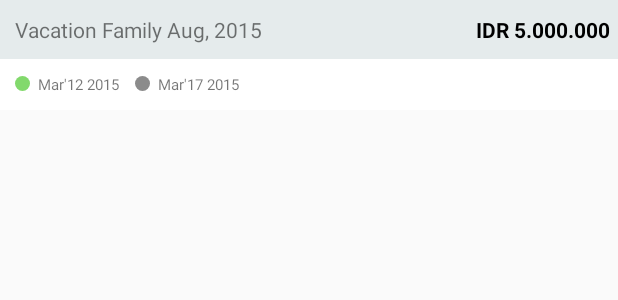
After one commit to acan12/mopay, an Android app: the layout activity_timeline.xml on its own in the app's theme, with its tools: preview values and no code run, on a phone screen of 412 x 824 dp. The commit adds this screen. Shown: the top 300 px of the screen. Run offline under Robolectric (Android 15) with nearby library versions, the phone set to English and light mode, and no system bars; plain views replace BootstrapButton.

Commit message:
update activity for launch layout

```diff
--- a/app/src/main/java/app/beelabs/com/mopay/App.kt
+++ b/app/src/main/java/app/beelabs/com/mopay/App.kt
@@ -18,7 +18,6 @@ class App : BaseApp() {
     override fun onCreate() {
         super.onCreate()
         setupBuilder(DaggerAppComponent.builder(), this)
-        setupDefaultFont("")
-
+        setupDefaultFont("font/SF-Pro-Display-Black.otf")
     }
 }
--- a/app/src/main/java/app/beelabs/com/mopay/ui/activity/product/CheckoutProduct.kt
+++ b/app/src/main/java/app/beelabs/com/mopay/ui/activity/product/CheckoutProduct.kt
@@ -1,14 +1,13 @@
 package app.beelabs.com.mopay.ui.activity.product
 
 import android.os.Bundle
-import android.os.PersistableBundle
 import app.beelabs.com.codebase.base.BaseActivity
 import app.beelabs.com.mopay.R
 
 class CheckoutProduct : BaseActivity() {
 
-    override fun onCreate(savedInstanceState: Bundle?, persistentState: PersistableBundle?) {
-        super.onCreate(savedInstanceState, persistentState)
+    override fun onCreate(savedInstanceState: Bundle?) {
+        super.onCreate(savedInstanceState)
         setContentView(R.layout.activity_checkout_product)
     }
 }
--- a/app/src/main/java/app/beelabs/com/mopay/ui/activity/product/ScanQRActivity.kt
+++ b/app/src/main/java/app/beelabs/com/mopay/ui/activity/product/ScanQRActivity.kt
@@ -7,8 +7,8 @@ import app.beelabs.com.mopay.R
 
 class ScanQRActivity : BaseActivity() {
 
-    override fun onCreate(savedInstanceState: Bundle?, persistentState: PersistableBundle?) {
-        super.onCreate(savedInstanceState, persistentState)
+    override fun onCreate(savedInstanceState: Bundle?) {
+        super.onCreate(savedInstanceState)
         setContentView(R.layout.activity_scanqr_activity)
     }
 }
--- /dev/null
+++ b/app/src/main/res/drawable/circle_green.xml
@@ -0,0 +1,13 @@
+<?xml version="1.0" encoding="utf-8"?>
+<shape
+        xmlns:android="http://schemas.android.com/apk/res/android"
+        android:shape="oval">
+
+    <solid
+            android:color="@color/green"/>
+
+    <size
+            android:width="120dp"
+            android:height="120dp"/>
+
+</shape>
--- /dev/null
+++ b/app/src/main/res/drawable/circle_grey.xml
@@ -0,0 +1,13 @@
+<?xml version="1.0" encoding="utf-8"?>
+<shape
+        xmlns:android="http://schemas.android.com/apk/res/android"
+        android:shape="oval">
+
+    <solid
+            android:color="@color/grey"/>
+
+    <size
+            android:width="120dp"
+            android:height="120dp"/>
+
+</shape>
--- /dev/null
+++ b/app/src/main/res/layout/activity_timeline.xml
@@ -0,0 +1,89 @@
+<LinearLayout xmlns:android="http://schemas.android.com/apk/res/android"
+              android:layout_width="match_parent"
+              android:layout_height="match_parent"
+              android:orientation="vertical">
+
+
+    <!-- header1-->
+    <LinearLayout
+            android:layout_width="match_parent"
+            android:layout_height="wrap_content"
+            android:background="@color/timeline_background"
+            android:paddingBottom="10dp"
+            android:paddingTop="10dp">
+
+        <TextView
+                android:layout_width="wrap_content"
+                android:layout_height="wrap_content"
+                android:layout_marginLeft="10dp"
+                android:text="Vacation Family Aug, 2015"
+                android:textSize="14sp"/>
+
+        <TextView
+                android:layout_width="fill_parent"
+                android:layout_height="wrap_content"
+                android:gravity="right"
+                android:paddingRight="5dp"
+                android:text="IDR 5.000.000"
+                android:textColor="#000"
+                android:textSize="14sp"
+                android:textStyle="bold"/>
+
+    </LinearLayout>
+
+
+    <!-- header2-->
+    <LinearLayout
+            android:layout_width="match_parent"
+            android:layout_height="wrap_content"
+            android:background="@android:color/white"
+            android:orientation="horizontal"
+            android:padding="10dp">
+
+
+        <View
+                android:layout_width="10dp"
+                android:layout_height="10dp"
+                android:layout_marginTop="1dp"
+                android:background="@drawable/circle_green"/>
+
+
+        <TextView
+                android:layout_width="wrap_content"
+                android:layout_height="wrap_content"
+                android:layout_marginLeft="5dp"
+                android:text="Mar'12 2015"
+                android:textSize="10sp"/>
+
+        <View
+                android:layout_width="10dp"
+                android:layout_height="10dp"
+                android:layout_marginLeft="10dp"
+                android:layout_marginTop="1dp"
+                android:background="@drawable/circle_grey"/>
+
+
+        <TextView
+                android:layout_width="wrap_content"
+                android:layout_height="wrap_content"
+                android:layout_marginLeft="5dp"
+                android:text="Mar'17 2015"
+                android:textSize="10sp"/>
+    </LinearLayout>
+    <!-- end -->
+
+    <!--<com.beardedhen.androidbootstrap.BootstrapButton-->
+    <!--android:id="@+id/reserve_button"-->
+    <!--android:layout_width="fill_parent"-->
+    <!--android:layout_height="50dp"-->
+    <!--android:text="RSVP"-->
+    <!--android:layout_margin="10dp"-->
+    <!--app:bootstrapBrand="success"-->
+    <!--app:bootstrapSize="lg"-->
+    <!--app:buttonMode="regular"-->
+    <!--app:showOutline="false"-->
+    <!--app:roundedCorners="true"-->
+    <!--/>-->
+
+
+</LinearLayout>
--- a/app/src/main/res/values/colors.xml
+++ b/app/src/main/res/values/colors.xml
@@ -3,4 +3,9 @@
     <color name="colorPrimary">#008577</color>
     <color name="colorPrimaryDark">#00574B</color>
     <color name="colorAccent">#D81B60</color>
+    <color name="green">#82D96C</color>
+    <color name="yellow">#FFB800</color>
+    <color name="grey">#8B8B8B</color>
+
+    <color name="timeline_background">#e5ebec</color>
 </resources>
--- a/app/src/main/res/values/styles.xml
+++ b/app/src/main/res/values/styles.xml
@@ -8,10 +8,14 @@
         <item name="colorAccent">@color/colorAccent</item>
     </style>
 
-
     <style name="NoActionBarTheme" parent="Theme.AppCompat.Light.NoActionBar">
         <!-- Customize your theme here. -->
         <item name="windowActionBar">false</item>
         <item name="windowNoTitle">true</item>
     </style>
+
+
+    <style name="FontSFProDisplayBlack" parent="TextAppearance.AppCompat">
+        <item name="fontPath">SF-Pro-Display-Black.otf</item>
+    </style>
 </resources>
```
Also changed, not shown: app/build.gradle (+10 -2 lines), app/src/main/AndroidManifest.xml (+11 -5 lines), app/src/main/java/app/beelabs/com/mopay/ui/activity/HelloWordClient.kt (added, +44 -0 lines), app/src/main/java/app/beelabs/com/mopay/ui/activity/MainActivity.kt (+0 -43 lines), app/src/main/java/app/beelabs/com/mopay/ui/activity/product/CartProductActivity.kt (+11 -5 lines), app/src/main/java/app/beelabs/com/mopay/ui/activity/trx/HistoryTransactionActivity.kt (+3 -4 lines), app/src/main/res-activity/layout/activity_cart_product.xml (+23 -3 lines), app/src/main/res/drawable/circle_yellow.xml (added, +13 -0 lines), app/src/main/assets/font/SF-Pro-Display-Black.otf (added).
